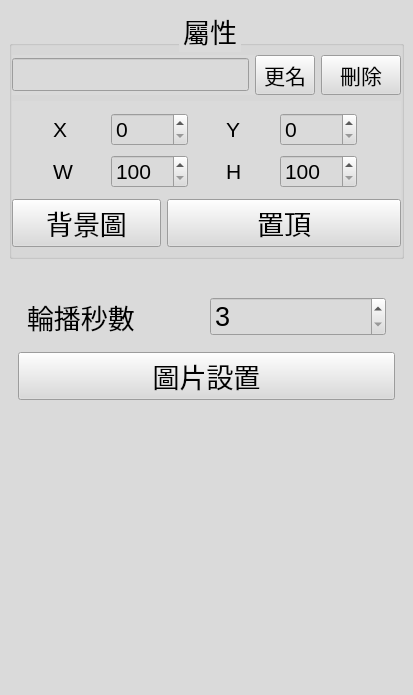
Above: src/ActiveManager/LayerEditor.ui from roger0816/BoardT before the change. Below: the same form after it.
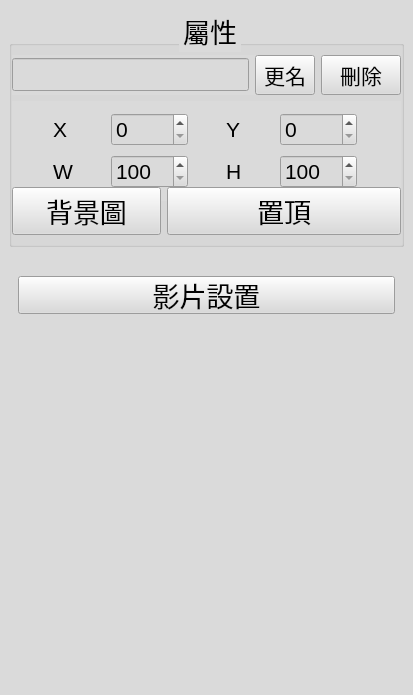
That is the form after the change.

```diff
--- a/src/ActiveManager/LayerEditor.ui
+++ b/src/ActiveManager/LayerEditor.ui
@@ -369,7 +369,7 @@
          </font>
         </property>
         <property name="currentIndex">
-         <number>1</number>
+         <number>2</number>
         </property>
         <widget class="QWidget" name="pageText">
          <property name="font">
@@ -744,6 +744,41 @@
           </item>
          </layout>
         </widget>
+        <widget class="QWidget" name="pageVideo">
+         <layout class="QGridLayout" name="gridLayout_9">
+          <item row="0" column="0">
+           <widget class="QPushButton" name="btnVideoSet">
+            <property name="minimumSize">
+             <size>
+              <width>0</width>
+              <height>30</height>
+             </size>
+            </property>
+            <property name="font">
+             <font>
+              <pointsize>20</pointsize>
+             </font>
+            </property>
+            <property name="text">
+             <string>影片設置</string>
+            </property>
+           </widget>
+          </item>
+          <item row="1" column="0">
+           <spacer name="verticalSpacer_2">
+            <property name="orientation">
+             <enum>Qt::Vertical</enum>
+            </property>
+            <property name="sizeHint" stdset="0">
+             <size>
+              <width>20</width>
+              <height>372</height>
+             </size>
+            </property>
+           </spacer>
+          </item>
+         </layout>
+        </widget>
        </widget>
       </item>
      </layout>
```
